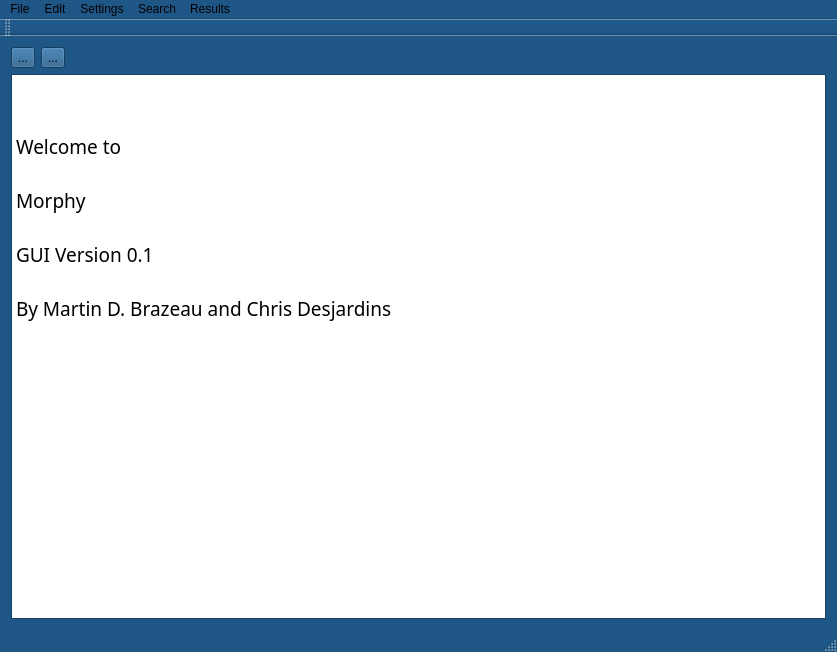
Before: the Qt Designer form gui/Morphy/mainwindow.ui in mbrazeau/MorphyWeb, drawn with Qt 5.
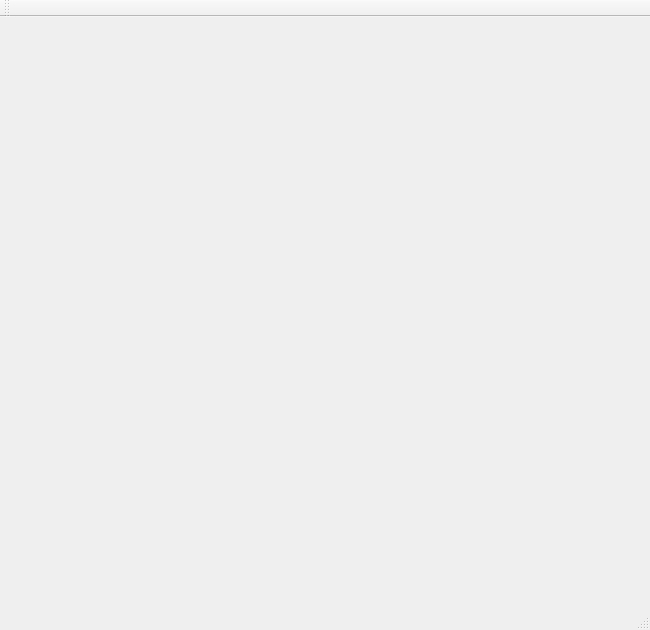
After: the same form once the commit is applied.

The edit to the form file:
```diff
--- a/gui/Morphy/mainwindow.ui
+++ b/gui/Morphy/mainwindow.ui
@@ -6,538 +6,24 @@
    <rect>
     <x>0</x>
     <y>0</y>
-    <width>837</width>
-    <height>652</height>
+    <width>650</width>
+    <height>630</height>
    </rect>
   </property>
-  <property name="palette">
-   <palette>
-    <active>
-     <colorrole role="WindowText">
-      <brush brushstyle="SolidPattern">
-       <color alpha="255">
-        <red>0</red>
-        <green>0</green>
-        <blue>0</blue>
-       </color>
-      </brush>
-     </colorrole>
-     <colorrole role="Button">
-      <brush brushstyle="SolidPattern">
-       <color alpha="255">
-        <red>30</red>
-        <green>86</green>
-        <blue>134</blue>
-       </color>
-      </brush>
-     </colorrole>
-     <colorrole role="Light">
-      <brush brushstyle="SolidPattern">
-       <color alpha="255">
-        <red>45</red>
-        <green>130</green>
-        <blue>201</blue>
-       </color>
-      </brush>
-     </colorrole>
-     <colorrole role="Midlight">
-      <brush brushstyle="SolidPattern">
-       <color alpha="255">
-        <red>37</red>
-        <green>108</green>
-        <blue>167</blue>
-       </color>
-      </brush>
-     </colorrole>
-     <colorrole role="Dark">
-      <brush brushstyle="SolidPattern">
-       <color alpha="255">
-        <red>15</red>
-        <green>43</green>
-        <blue>67</blue>
-       </color>
-      </brush>
-     </colorrole>
-     <colorrole role="Mid">
-      <brush brushstyle="SolidPattern">
-       <color alpha="255">
-        <red>20</red>
-        <green>57</green>
-        <blue>89</blue>
-       </color>
-      </brush>
-     </colorrole>
-     <colorrole role="Text">
-      <brush brushstyle="SolidPattern">
-       <color alpha="255">
-        <red>0</red>
-        <green>0</green>
-        <blue>0</blue>
-       </color>
-      </brush>
-     </colorrole>
-     <colorrole role="BrightText">
-      <brush brushstyle="SolidPattern">
-       <color alpha="255">
-        <red>255</red>
-        <green>255</green>
-        <blue>255</blue>
-       </color>
-      </brush>
-     </colorrole>
-     <colorrole role="ButtonText">
-      <brush brushstyle="SolidPattern">
-       <color alpha="255">
-        <red>0</red>
-        <green>0</green>
-        <blue>0</blue>
-       </color>
-      </brush>
-     </colorrole>
-     <colorrole role="Base">
-      <brush brushstyle="SolidPattern">
-       <color alpha="255">
-        <red>255</red>
-        <green>255</green>
-        <blue>255</blue>
-       </color>
-      </brush>
-     </colorrole>
-     <colorrole role="Window">
-      <brush brushstyle="SolidPattern">
-       <color alpha="255">
-        <red>30</red>
-        <green>86</green>
-        <blue>134</blue>
-       </color>
-      </brush>
-     </colorrole>
-     <colorrole role="Shadow">
-      <brush brushstyle="SolidPattern">
-       <color alpha="255">
-        <red>0</red>
-        <green>0</green>
-        <blue>0</blue>
-       </color>
-      </brush>
-     </colorrole>
-     <colorrole role="AlternateBase">
-      <brush brushstyle="SolidPattern">
-       <color alpha="255">
-        <red>142</red>
-        <green>170</green>
-        <blue>194</blue>
-       </color>
-      </brush>
-     </colorrole>
-     <colorrole role="ToolTipBase">
-      <brush brushstyle="SolidPattern">
-       <color alpha="255">
-        <red>255</red>
-        <green>255</green>
-        <blue>220</blue>
-       </color>
-      </brush>
-     </colorrole>
-     <colorrole role="ToolTipText">
-      <brush brushstyle="SolidPattern">
-       <color alpha="255">
-        <red>0</red>
-        <green>0</green>
-        <blue>0</blue>
-       </color>
-      </brush>
-     </colorrole>
-    </active>
-    <inactive>
-     <colorrole role="WindowText">
-      <brush brushstyle="SolidPattern">
-       <color alpha="255">
-        <red>0</red>
-        <green>0</green>
-        <blue>0</blue>
-       </color>
-      </brush>
-     </colorrole>
-     <colorrole role="Button">
-      <brush brushstyle="SolidPattern">
-       <color alpha="255">
-        <red>30</red>
-        <green>86</green>
-        <blue>134</blue>
-       </color>
-      </brush>
-     </colorrole>
-     <colorrole role="Light">
-      <brush brushstyle="SolidPattern">
-       <color alpha="255">
-        <red>45</red>
-        <green>130</green>
-        <blue>201</blue>
-       </color>
-      </brush>
-     </colorrole>
-     <colorrole role="Midlight">
-      <brush brushstyle="SolidPattern">
-       <color alpha="255">
-        <red>37</red>
-        <green>108</green>
-        <blue>167</blue>
-       </color>
-      </brush>
-     </colorrole>
-     <colorrole role="Dark">
-      <brush brushstyle="SolidPattern">
-       <color alpha="255">
-        <red>15</red>
-        <green>43</green>
-        <blue>67</blue>
-       </color>
-      </brush>
-     </colorrole>
-     <colorrole role="Mid">
-      <brush brushstyle="SolidPattern">
-       <color alpha="255">
-        <red>20</red>
-        <green>57</green>
-        <blue>89</blue>
-       </color>
-      </brush>
-     </colorrole>
-     <colorrole role="Text">
-      <brush brushstyle="SolidPattern">
-       <color alpha="255">
-        <red>0</red>
-        <green>0</green>
-        <blue>0</blue>
-       </color>
-      </brush>
-     </colorrole>
-     <colorrole role="BrightText">
-      <brush brushstyle="SolidPattern">
-       <color alpha="255">
-        <red>255</red>
-        <green>255</green>
-        <blue>255</blue>
-       </color>
-      </brush>
-     </colorrole>
-     <colorrole role="ButtonText">
-      <brush brushstyle="SolidPattern">
-       <color alpha="255">
-        <red>0</red>
-        <green>0</green>
-        <blue>0</blue>
-       </color>
-      </brush>
-     </colorrole>
-     <colorrole role="Base">
-      <brush brushstyle="SolidPattern">
-       <color alpha="255">
-        <red>255</red>
-        <green>255</green>
-        <blue>255</blue>
-       </color>
-      </brush>
-     </colorrole>
-     <colorrole role="Window">
-      <brush brushstyle="SolidPattern">
-       <color alpha="255">
-        <red>30</red>
-        <green>86</green>
-        <blue>134</blue>
-       </color>
-      </brush>
-     </colorrole>
-     <colorrole role="Shadow">
-      <brush brushstyle="SolidPattern">
-       <color alpha="255">
-        <red>0</red>
-        <green>0</green>
-        <blue>0</blue>
-       </color>
-      </brush>
-     </colorrole>
-     <colorrole role="AlternateBase">
-      <brush brushstyle="SolidPattern">
-       <color alpha="255">
-        <red>142</red>
-        <green>170</green>
-        <blue>194</blue>
-       </color>
-      </brush>
-     </colorrole>
-     <colorrole role="ToolTipBase">
-      <brush brushstyle="SolidPattern">
-       <color alpha="255">
-        <red>255</red>
-        <green>255</green>
-        <blue>220</blue>
-       </color>
-      </brush>
-     </colorrole>
-     <colorrole role="ToolTipText">
-      <brush brushstyle="SolidPattern">
-       <color alpha="255">
-        <red>0</red>
-        <green>0</green>
-        <blue>0</blue>
-       </color>
-      </brush>
-     </colorrole>
-    </inactive>
-    <disabled>
-     <colorrole role="WindowText">
-      <brush brushstyle="SolidPattern">
-       <color alpha="255">
-        <red>15</red>
-        <green>43</green>
-        <blue>67</blue>
-       </color>
-      </brush>
-     </colorrole>
-     <colorrole role="Button">
-      <brush brushstyle="SolidPattern">
-       <color alpha="255">
-        <red>30</red>
-        <green>86</green>
-        <blue>134</blue>
-       </color>
-      </brush>
-     </colorrole>
-     <colorrole role="Light">
-      <brush brushstyle="SolidPattern">
-       <color alpha="255">
-        <red>45</red>
-        <green>130</green>
-        <blue>201</blue>
-       </color>
-      </brush>
-     </colorrole>
-     <colorrole role="Midlight">
-      <brush brushstyle="SolidPattern">
-       <color alpha="255">
-        <red>37</red>
-        <green>108</green>
-        <blue>167</blue>
-       </color>
-      </brush>
-     </colorrole>
-     <colorrole role="Dark">
-      <brush brushstyle="SolidPattern">
-       <color alpha="255">
-        <red>15</red>
-        <green>43</green>
-        <blue>67</blue>
-       </color>
-      </brush>
-     </colorrole>
-     <colorrole role="Mid">
-      <brush brushstyle="SolidPattern">
-       <color alpha="255">
-        <red>20</red>
-        <green>57</green>
-        <blue>89</blue>
-       </color>
-      </brush>
-     </colorrole>
-     <colorrole role="Text">
-      <brush brushstyle="SolidPattern">
-       <color alpha="255">
-        <red>15</red>
-        <green>43</green>
-        <blue>67</blue>
-       </color>
-      </brush>
-     </colorrole>
-     <colorrole role="BrightText">
-      <brush brushstyle="SolidPattern">
-       <color alpha="255">
-        <red>255</red>
-        <green>255</green>
-        <blue>255</blue>
-       </color>
-      </brush>
-     </colorrole>
-     <colorrole role="ButtonText">
-      <brush brushstyle="SolidPattern">
-       <color alpha="255">
-        <red>15</red>
-        <green>43</green>
-        <blue>67</blue>
-       </color>
-      </brush>
-     </colorrole>
-     <colorrole role="Base">
-      <brush brushstyle="SolidPattern">
-       <color alpha="255">
-        <red>30</red>
-        <green>86</green>
-        <blue>134</blue>
-       </color>
-      </brush>
-     </colorrole>
-     <colorrole role="Window">
-      <brush brushstyle="SolidPattern">
-       <color alpha="255">
-        <red>30</red>
-        <green>86</green>
-        <blue>134</blue>
-       </color>
-      </brush>
-     </colorrole>
-     <colorrole role="Shadow">
-      <brush brushstyle="SolidPattern">
-       <color alpha="255">
-        <red>0</red>
-        <green>0</green>
-        <blue>0</blue>
-       </color>
-      </brush>
-     </colorrole>
-     <colorrole role="AlternateBase">
-      <brush brushstyle="SolidPattern">
-       <color alpha="255">
-        <red>30</red>
-        <green>86</green>
-        <blue>134</blue>
-       </color>
-      </brush>
-     </colorrole>
-     <colorrole role="ToolTipBase">
-      <brush brushstyle="SolidPattern">
-       <color alpha="255">
-        <red>255</red>
-        <green>255</green>
-        <blue>220</blue>
-       </color>
-      </brush>
-     </colorrole>
-     <colorrole role="ToolTipText">
-      <brush brushstyle="SolidPattern">
-       <color alpha="255">
-        <red>0</red>
-        <green>0</green>
-        <blue>0</blue>
-       </color>
-      </brush>
-     </colorrole>
-    </disabled>
-   </palette>
-  </property>
   <property name="windowTitle">
    <string>- Morphy -</string>
   </property>
-  <widget class="QWidget" name="centralWidget">
-   <layout class="QGridLayout" name="gridLayout">
-    <item row="0" column="0">
-     <widget class="QToolButton" name="toolButton">
-      <property name="text">
-       <string>...</string>
-      </property>
-     </widget>
-    </item>
-    <item row="0" column="1">
-     <widget class="QToolButton" name="toolButton_2">
-      <property name="toolTip">
-       <string extracomment="Erase the display buffer">&lt;!DOCTYPE HTML PUBLIC &quot;-//W3C//DTD HTML 4.0//EN&quot; &quot;http://www.w3.org/TR/REC-html40/strict.dtd&quot;&gt;
-&lt;html&gt;&lt;head&gt;&lt;meta name=&quot;qrichtext&quot; content=&quot;1&quot; /&gt;&lt;style type=&quot;text/css&quot;&gt;
-p, li { white-space: pre-wrap; }
-&lt;/style&gt;&lt;/head&gt;&lt;body style=&quot; font-family:'Lucida Grande'; font-size:11pt; font-weight:400; font-style:normal;&quot;&gt;
-&lt;p style=&quot; margin-top:0px; margin-bottom:0px; margin-left:0px; margin-right:0px; -qt-block-indent:0; text-indent:0px;&quot;&gt;Erase the display buffer&lt;/p&gt;&lt;/body&gt;&lt;/html&gt;</string>
-      </property>
-      <property name="text">
-       <string>...</string>
-      </property>
-     </widget>
-    </item>
-    <item row="1" column="0" colspan="4">
-     <widget class="QPlainTextEdit" name="mwTextDisplay">
-      <property name="font">
-       <font>
-        <family>Monaco</family>
-        <pointsize>14</pointsize>
-       </font>
-      </property>
-      <property name="readOnly">
-       <bool>true</bool>
-      </property>
-      <property name="plainText">
-       <string>
-
-Welcome to 
-
-Morphy
-
-GUI Version 0.1
-
-By Martin D. Brazeau and Chris Desjardins</string>
-      </property>
-      <property name="cursorWidth">
-       <number>0</number>
-      </property>
-     </widget>
-    </item>
-   </layout>
-  </widget>
+  <widget class="QWidget" name="centralWidget"/>
   <widget class="QMenuBar" name="menuBar">
    <property name="geometry">
     <rect>
      <x>0</x>
      <y>0</y>
-     <width>837</width>
+     <width>650</width>
      <height>22</height>
     </rect>
    </property>
-   <widget class="QMenu" name="menuFile">
-    <property name="title">
-     <string>File</string>
-    </property>
-    <addaction name="actionOpen"/>
-    <addaction name="actionClose_File"/>
-    <addaction name="actionSave_File"/>
-    <addaction name="actionSave_File_As"/>
-   </widget>
-   <widget class="QMenu" name="menuEdit">
-    <property name="title">
-     <string>Edit</string>
-    </property>
-   </widget>
-   <widget class="QMenu" name="menuSettings">
-    <property name="title">
-     <string>Settings</string>
-    </property>
-    <addaction name="actionGlobal_Search_Parameters"/>
-    <addaction name="actionSettsTaxaAndOutgroup"/>
-    <addaction name="actionSettsCharacters"/>
-   </widget>
-   <widget class="QMenu" name="menuSearch">
-    <property name="title">
-     <string>Search</string>
-    </property>
-    <addaction name="actionExhaustive_Search"/>
-    <addaction name="actionBranch_and_Bound_Search"/>
-    <addaction name="actionHeuristic_Search"/>
-    <addaction name="separator"/>
-    <addaction name="actionBootstrap"/>
-    <addaction name="actionJackknife"/>
-   </widget>
-   <widget class="QMenu" name="menuResults">
-    <property name="title">
-     <string>Results</string>
-    </property>
-    <addaction name="actionShow_Trees"/>
-    <addaction name="actionCompute_Consensus"/>
-    <addaction name="separator"/>
-    <addaction name="actionClear_Trees_From_Memory"/>
-   </widget>
-   <addaction name="menuFile"/>
-   <addaction name="menuEdit"/>
-   <addaction name="menuSettings"/>
-   <addaction name="menuSearch"/>
-   <addaction name="menuResults"/>
   </widget>
-  <widget class="QStatusBar" name="statusBar"/>
   <widget class="QToolBar" name="mainToolBar">
    <attribute name="toolBarArea">
     <enum>TopToolBarArea</enum>
@@ -546,81 +32,7 @@
     <bool>false</bool>
    </attribute>
   </widget>
-  <action name="actionOpen">
-   <property name="text">
-    <string>Open File...</string>
-   </property>
-  </action>
-  <action name="actionClose_File">
-   <property name="text">
-    <string>Close File...</string>
-   </property>
-  </action>
-  <action name="actionSave_File">
-   <property name="text">
-    <string>Save File</string>
-   </property>
-  </action>
-  <action name="actionSave_File_As">
-   <property name="text">
-    <string>Save File As...</string>
-   </property>
-  </action>
-  <action name="actionExhaustive_Search">
-   <property name="text">
-    <string>Exhaustive Search...</string>
-   </property>
-  </action>
-  <action name="actionBranch_and_Bound_Search">
-   <property name="text">
-    <string>Branch-and-Bound Search...</string>
-   </property>
-  </action>
-  <action name="actionHeuristic_Search">
-   <property name="text">
-    <string>Heuristic Search...</string>
-   </property>
-  </action>
-  <action name="actionBootstrap">
-   <property name="text">
-    <string>Bootstrap...</string>
-   </property>
-  </action>
-  <action name="actionJackknife">
-   <property name="text">
-    <string>Jackknife...</string>
-   </property>
-  </action>
-  <action name="actionShow_Trees">
-   <property name="text">
-    <string>Show Trees...</string>
-   </property>
-  </action>
-  <action name="actionCompute_Consensus">
-   <property name="text">
-    <string>Compute Consensus...</string>
-   </property>
-  </action>
-  <action name="actionClear_Trees_From_Memory">
-   <property name="text">
-    <string>Clear Trees From Memory</string>
-   </property>
-  </action>
-  <action name="actionGlobal_Search_Parameters">
-   <property name="text">
-    <string>Global Search Parameters...</string>
-   </property>
-  </action>
-  <action name="actionSettsTaxaAndOutgroup">
-   <property name="text">
-    <string>Taxa and Outgroup...</string>
-   </property>
-  </action>
-  <action name="actionSettsCharacters">
-   <property name="text">
-    <string>Characters...</string>
-   </property>
-  </action>
+  <widget class="QStatusBar" name="statusBar"/>
  </widget>
  <layoutdefault spacing="6" margin="11"/>
  <resources/>
```
Left out of the diff: 2 changed lines with no effect on the pictures.
